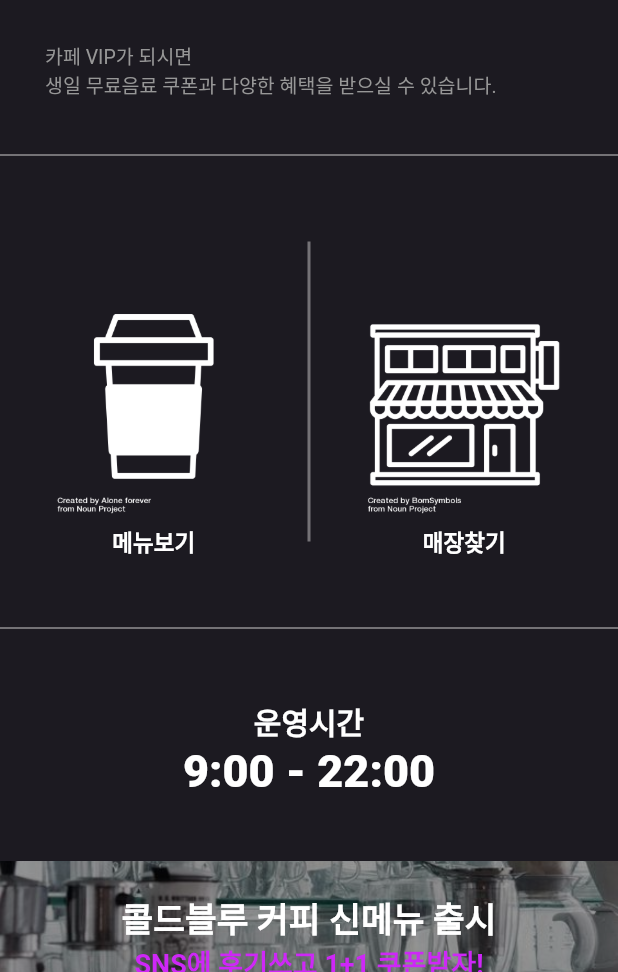
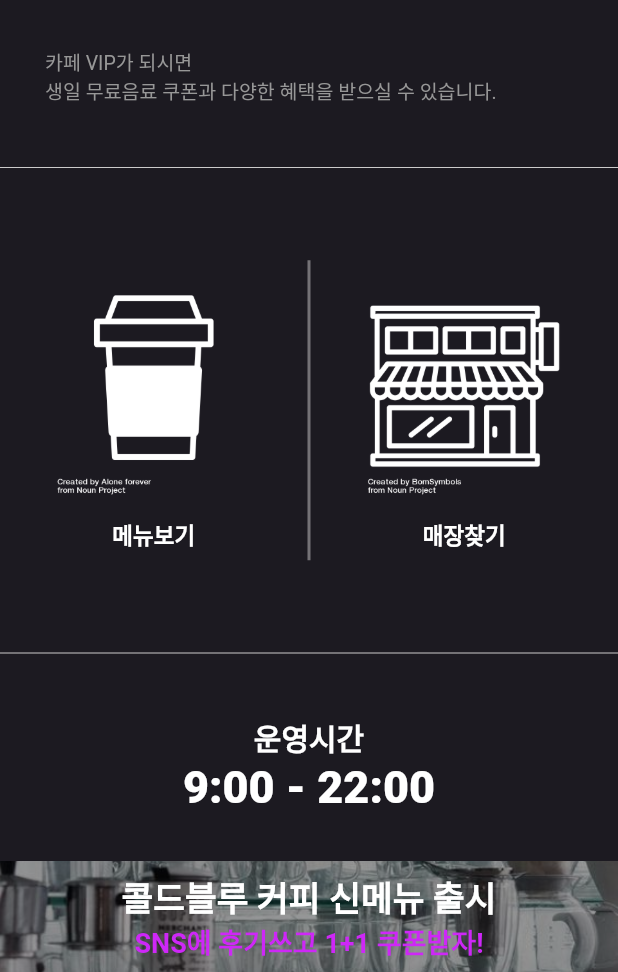
Before and after one commit to SWFactoryHGU/wordpress_flutter, a Flutter app: the HomePage screen opened directly, on a phone screen of 412 x 824 dp, the part 264-1236 px from its top. Run offline on Flutter 3.47's test engine with Material 2 defaults, Android fonts, the phone set to English and light mode, and no system bars.

```diff
--- a/lib/home.dart
+++ b/lib/home.dart
@@ -75,9 +75,6 @@ class HomePage extends StatelessWidget {
                     new Column(
                       children: <Widget>[
                         new IconButton(
-                          padding: const EdgeInsets.only(
-                            top: 50.0,
-                          ),
                           icon: ImageIcon(
                             new AssetImage("assets/coffee.png"),
                             color: Color.fromRGBO(255, 255, 255, 1.0),
@@ -118,9 +115,6 @@ class HomePage extends StatelessWidget {
                     new Column(
                       children: <Widget>[
                         new IconButton(
-                          padding: const EdgeInsets.only(
-                            top: 50.0,
-                          ),
                           icon: ImageIcon(
                             new AssetImage("assets/store.png"),
                             color: Color.fromRGBO(255, 255, 255, 1.0),
@@ -152,10 +146,10 @@ class HomePage extends StatelessWidget {
                   height: 20.0,
                 ),
                 new Container(
-                  padding: const EdgeInsets.only(
-                    top: 10.0,
-                    bottom: 15.0,
-                  ),
+                  // padding: const EdgeInsets.only(
+                  //   top: 10.0,
+                  //   bottom: 15.0,
+                  // ),
                   alignment: Alignment.center,
                   child: new Column(
                     children: <Widget>[
@@ -181,9 +175,6 @@ class HomePage extends StatelessWidget {
                   ),
                 ),
                 new Container(
-                  padding: EdgeInsets.only(
-                    top: 20.0,
-                  ),
                   alignment: Alignment.center,
                   height: 74.0,
                   decoration: new BoxDecoration(
@@ -195,6 +186,7 @@ class HomePage extends StatelessWidget {
                     ),
                   ),
                   child: Column(
+                    mainAxisAlignment: MainAxisAlignment.center,
                     children: <Widget>[
                       new Text(
                         "콜드블루 커피 신메뉴 출시",
```
Also changed, not shown: lib/menu.dart (+16 -29 lines), lib/menu_detail.dart (+8 -6 lines), lib/models/menu_model.dart (added, +22 -0 lines), lib/widgets/menu_list.dart (+12 -9 lines).
